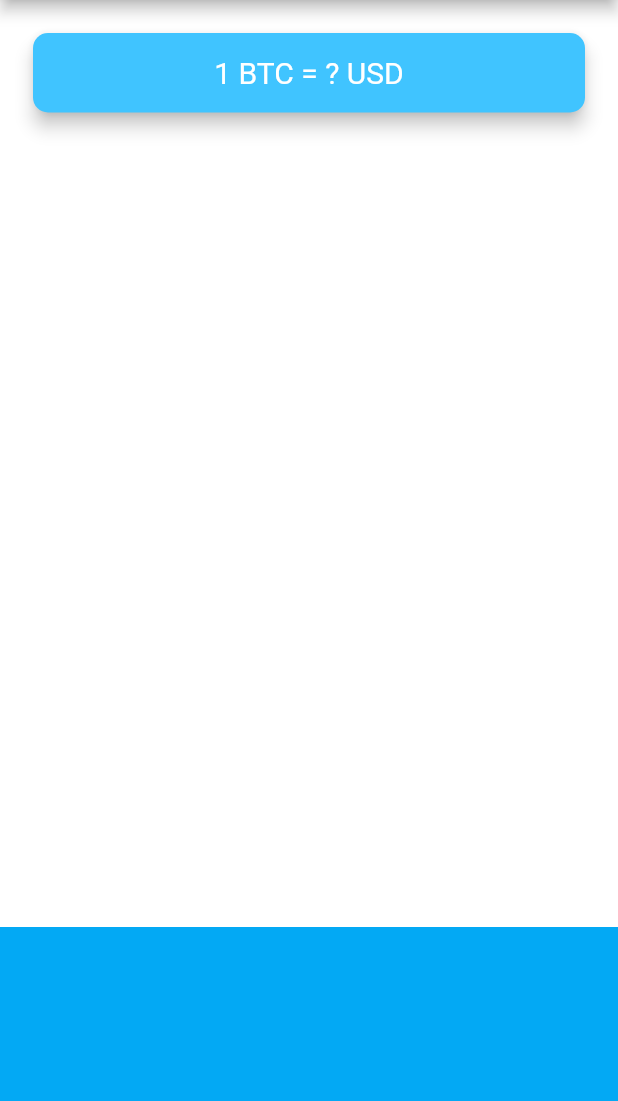
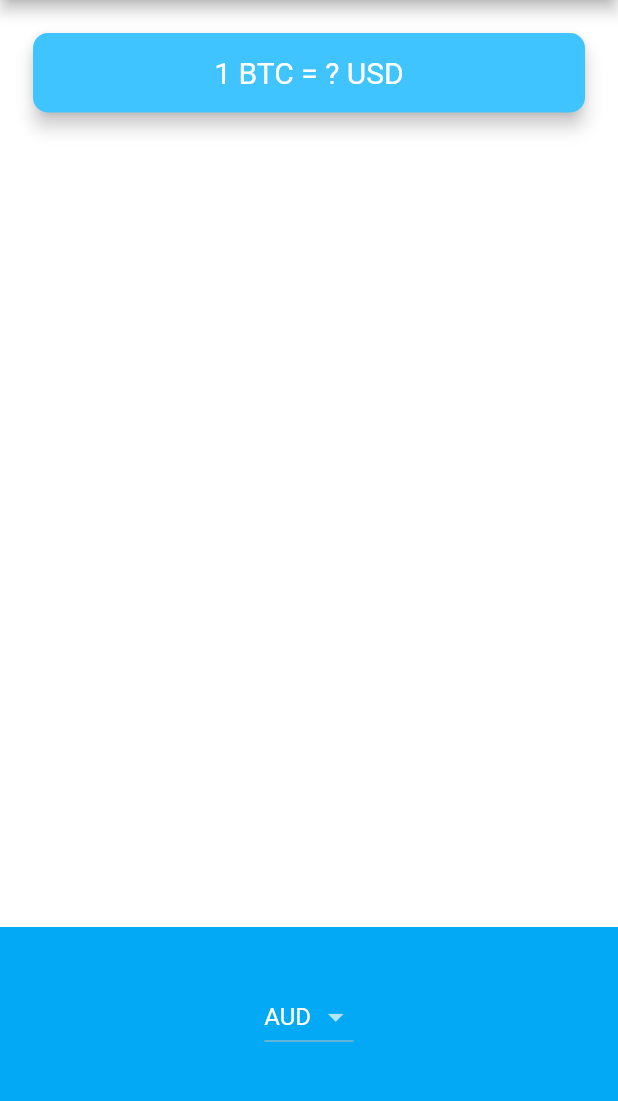
Before and after one commit to if3chi/learningDart, a Flutter app: the screen it shows after launch, on a phone screen of 412 x 824 dp, the part 84-1185 px from its top. Run offline on Flutter 3.47's test engine with Material 2 defaults, Android fonts, the phone set to English and light mode, and no system bars; our stand-ins replace audioplayers, flutter_spinkit, font_awesome_flutter, geolocator, rflutter_alert.

Commit message:
D33 BitCoin Ticker: implemented population the currency list in platform specific UIs.

```diff
--- a/FlutterApps/bitcoin-ticker-flutter/lib/coin_data.dart
+++ b/FlutterApps/bitcoin-ticker-flutter/lib/coin_data.dart
@@ -28,4 +28,6 @@ const List<String> cryptoList = [
   'LTC',
 ];
 
-class CoinData {}
+class CoinData {
+  getCurrency() => currenciesList;
+}
--- a/FlutterApps/bitcoin-ticker-flutter/lib/price_screen.dart
+++ b/FlutterApps/bitcoin-ticker-flutter/lib/price_screen.dart
@@ -1,4 +1,7 @@
+import 'package:bitcoin_ticker/coin_data.dart';
+import 'package:flutter/cupertino.dart';
 import 'package:flutter/material.dart';
+import 'dart:io' show Platform;
 
 class PriceScreen extends StatefulWidget {
   @override
@@ -6,6 +9,43 @@ class PriceScreen extends StatefulWidget {
 }
 
 class _PriceScreenState extends State<PriceScreen> {
+  String selectedCurrency = currenciesList[0];
+
+  DropdownButton<String> androidDropdown() {
+    List<DropdownMenuItem<String>> dropdownMenuItems = [];
+
+    for (String currency in currenciesList) {
+      dropdownMenuItems.add(DropdownMenuItem(
+        child: Text(currency),
+        value: currency,
+      ));
+    }
+
+    return DropdownButton<String>(
+      elevation: 23,
+      dropdownColor: Colors.blue,
+      value: selectedCurrency,
+      items: dropdownMenuItems,
+      onChanged: (value) => setState(() {
+        selectedCurrency = value;
+      }),
+    );
+  }
+
+  CupertinoPicker iosPicker() {
+    List<Widget> pickerItems = [];
+    for (String currency in currenciesList) {
+      pickerItems.add(Text(currency));
+    }
+
+    return CupertinoPicker(
+      backgroundColor: Colors.lightBlue,
+      itemExtent: 52,
+      onSelectedItemChanged: (selectedItemIndex) => print(selectedItemIndex),
+      children: pickerItems,
+    );
+  }
+
   @override
   Widget build(BuildContext context) {
     return Scaffold(
@@ -42,7 +82,7 @@ class _PriceScreenState extends State<PriceScreen> {
             alignment: Alignment.center,
             padding: EdgeInsets.only(bottom: 30.0),
             color: Colors.lightBlue,
-            child: null,
+            child: Platform.isIOS ? iosPicker() : androidDropdown(),
           ),
         ],
       ),
```
